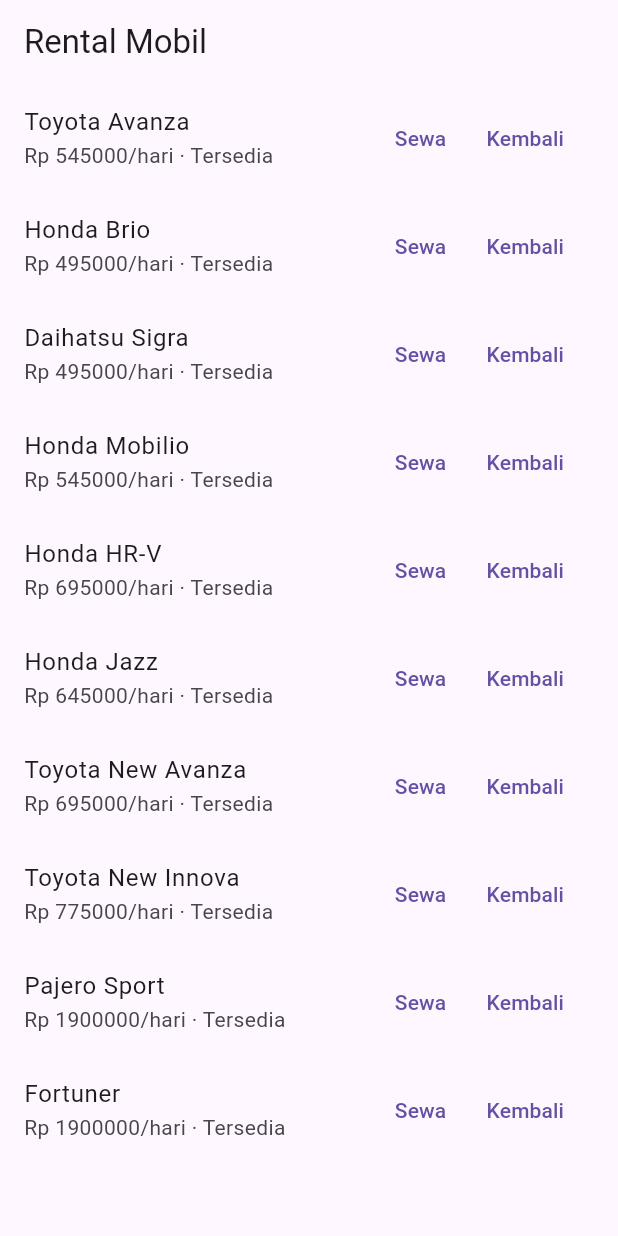
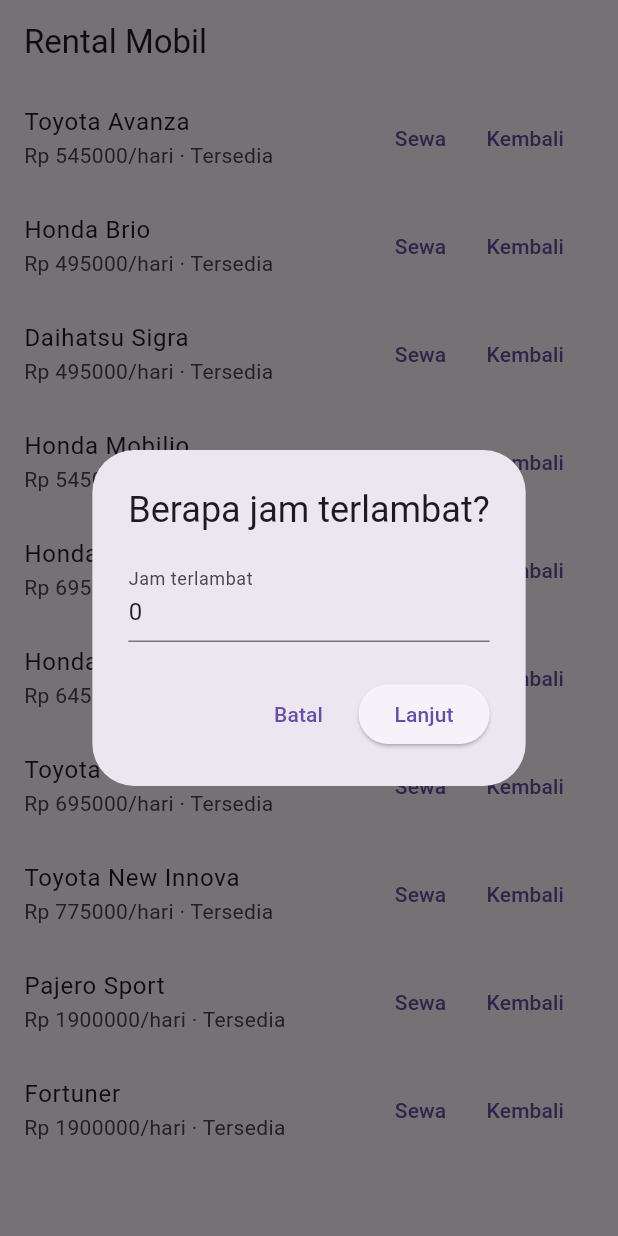
Before and after one commit to etjandinegara-coder/AFL2-Visual-Programming-EvelynTjandinegara-2086022510001, a Flutter app: the screen it shows after launch, after a tap on "Kembali", on a phone screen of 412 x 824 dp. Run offline on Flutter 3.47's test engine with Material 3 defaults, Android fonts, the phone set to English and light mode, and no system bars; our stand-ins replace equatable.

Commit message:
tampilkan rincian biaya dan denda saat pengembalian

```diff
--- a/lib/views/car_view.dart
+++ b/lib/views/car_view.dart
@@ -39,6 +39,45 @@ class _CarList extends StatelessWidget {
 
   const _CarList({required this.cars, required this.viewModel});
 
+  // Alur pengembalian: tanya jam terlambat, tampilkan rincian, lalu konfirmasi.
+  Future<void> _onReturn(BuildContext context, Car car) async {
+    final lateHours = await showDialog<int>(
+      context: context,
+      builder: (_) => const _LateHoursDialog(),
+    );
+    if (lateHours == null || !context.mounted) return;
+
+    final s = viewModel.returnSummary(car, lateHours: lateHours);
+
+    final confirmed = await showDialog<bool>(
+      context: context,
+      builder: (_) => AlertDialog(
+        title: Text('Rincian ${car.name}'),
+        content: Text(
+          'Hari sewa: ${s.rentalDays}\n'
+              'Biaya sewa: Rp ${s.rentalCost}\n'
+              'Terlambat: $lateHours jam\n'
+              'Denda: Rp ${s.lateFee}\n'
+              'Total: Rp ${s.total}',
+        ),
+        actions: [
+          TextButton(
+            onPressed: () => Navigator.pop(context, false),
+            child: const Text('Batal'),
+          ),
+          ElevatedButton(
+            onPressed: () => Navigator.pop(context, true),
+            child: const Text('Bayar & kembalikan'),
+          ),
+        ],
+      ),
+    );
+
+    if (confirmed == true) {
+      viewModel.returnCar(car.id);
+    }
+  }
+
   @override
   Widget build(BuildContext context) {
     return ListView.builder(
@@ -58,7 +97,7 @@ class _CarList extends StatelessWidget {
                 child: const Text('Sewa'),
               ),
               TextButton(
-                onPressed: () => viewModel.returnCar(car.id),
+                onPressed: () => _onReturn(context, car),
                 child: const Text('Kembali'),
               ),
             ],
@@ -92,3 +131,45 @@ class _ErrorView extends StatelessWidget {
     );
   }
 }
+
+class _LateHoursDialog extends StatefulWidget {
+  const _LateHoursDialog();
+
+  @override
+  State<_LateHoursDialog> createState() => _LateHoursDialogState();
+}
+
+class _LateHoursDialogState extends State<_LateHoursDialog> {
+  final _controller = TextEditingController(text: '0');
+
+  @override
+  void dispose() {
+    _controller.dispose();
+    super.dispose();
+  }
+
+  @override
+  Widget build(BuildContext context) {
+    return AlertDialog(
+      title: const Text('Berapa jam terlambat?'),
+      content: TextField(
+        controller: _controller,
+        keyboardType: TextInputType.number,
+        decoration: const InputDecoration(labelText: 'Jam terlambat'),
+      ),
+      actions: [
+        TextButton(
+          onPressed: () => Navigator.pop(context),
+          child: const Text('Batal'),
+        ),
+        ElevatedButton(
+          onPressed: () {
+            final hours = int.tryParse(_controller.text.trim()) ?? 0;
+            Navigator.pop(context, hours < 0 ? 0 : hours);
+          },
+          child: const Text('Lanjut'),
+        ),
+      ],
+    );
+  }
+}
```
Also changed, not shown: lib/viewmodels/car_view_model.dart (+14 -5 lines).
